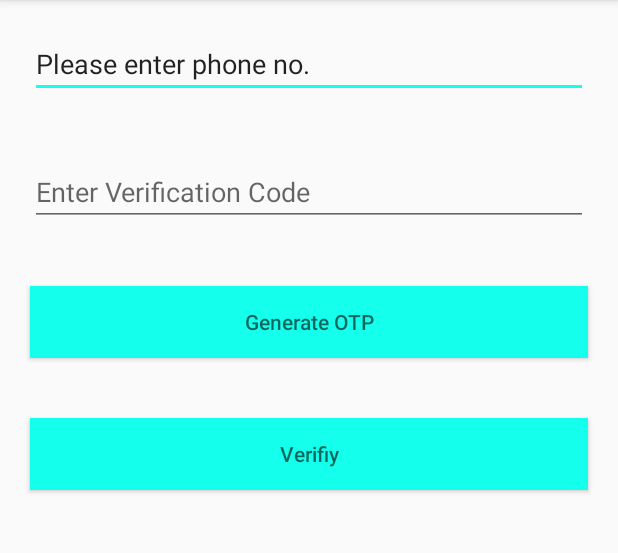
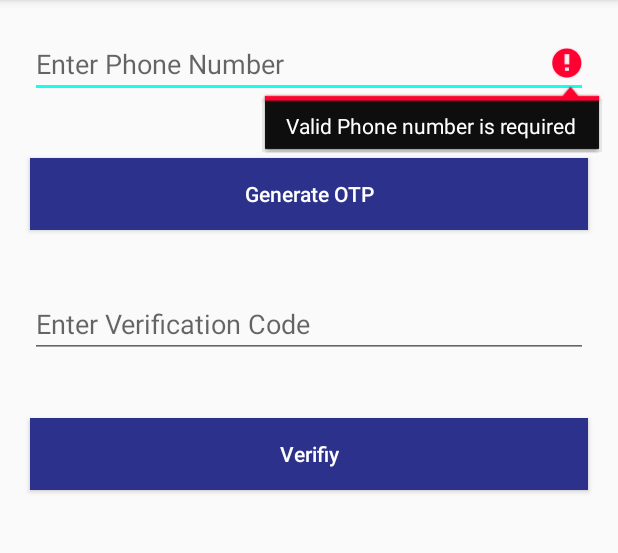
Before and after one commit to majorzabih/ChatBuzzCUI, an Android app: the PhoneAuth screen opened directly, with no data from a screen before it, after a tap on an icon or button, on a phone screen of 412 x 824 dp, the part 84-637 px from its top. Run offline under Robolectric (Android 15) with nearby library versions, the phone set to English and light mode, and no system bars; our stand-ins replace Firebase (no records; nobody signed in at launch, a user with empty details on screens opened directly).

Commit message:
bugs removed

```diff
--- a/app/src/main/java/com/zabih/chatBuzz/Activities/PhoneAuth.java
+++ b/app/src/main/java/com/zabih/chatBuzz/Activities/PhoneAuth.java
@@ -44,11 +44,12 @@ public class PhoneAuth extends AppCompatActivity {
                 phoneNumber = etPhoneNumber.getText().toString();
 
 
-                if(etPhoneNumber.getText().toString().isEmpty())
+                if(etPhoneNumber.getText().toString().isEmpty()|| phoneNumber.length() < 10)
                 {
 
-                    etPhoneNumber.setText("Please enter phone no.");
+                    etPhoneNumber.setError("Valid Phone number is required");
                     etPhoneNumber.requestFocus();
+                    return;
                 }
                 else
 
@@ -74,14 +75,14 @@ public class PhoneAuth extends AppCompatActivity {
                 if(etPhoneNumber.getText().toString().isEmpty())
                 {
 
-                    etPhoneNumber.setText("Please enter phone no.");
+                    etPhoneNumber.setText("Please Enter phone no.");
                     etPhoneNumber.requestFocus();
                 }
 
 
                 if (etOTP.getText().toString().isEmpty()) {
 
-                    etOTP.setError("Please Enter Otp");
+                    etOTP.setError("Please Enter OTP");
                     etOTP.requestFocus();
 
                 }
@@ -135,26 +136,10 @@ public class PhoneAuth extends AppCompatActivity {
             @Override
             public void onVerificationCompleted(PhoneAuthCredential phoneAuthCredential) {
 
-
-
-
-
-
-
                 startActivity(new Intent(PhoneAuth.this, NavDrawer.class));
 
-
-
-
-
-
-
-
-
-
                     Toast.makeText(PhoneAuth.this, "verification Successful", Toast.LENGTH_SHORT).show();
-
-
+                    finish();
             }
 
             @Override
--- a/app/src/main/java/com/zabih/chatBuzz/Activities/SplashScreen.java
+++ b/app/src/main/java/com/zabih/chatBuzz/Activities/SplashScreen.java
@@ -21,6 +21,6 @@ public class SplashScreen extends AppCompatActivity {
                 startActivity(new Intent(SplashScreen.this, SignIn.class));
                 SplashScreen.this.finish();
             }
-        }, 2000);
+        }, 1500);
     }
 }
--- a/app/src/main/java/com/zabih/chatBuzz/Activities/ui/home/HomeFragment.java
+++ b/app/src/main/java/com/zabih/chatBuzz/Activities/ui/home/HomeFragment.java
@@ -138,7 +138,7 @@ public class HomeFragment extends Fragment {
                     mWelcomeText.setText("Welcome: "+myUserInfo.getUsername());
                     if (myUserInfo.getRole().equals("hod")) {
                         mAdmin2.setVisibility(View.VISIBLE);
-                        mAdminTextView2.setVisibility(View.VISIBLE);
+                        mAdmin.setVisibility(View.VISIBLE);
                     }
                     if (myUserInfo.getRole().equals("admin"))
                     {
--- a/app/src/main/res/layout/activity_phone_auth.xml
+++ b/app/src/main/res/layout/activity_phone_auth.xml
@@ -14,6 +14,15 @@
         android:layout_margin="20dp"
         android:hint="Enter Phone Number" />
 
+    <Button
+        android:id="@+id/btn_generate_otp"
+        android:layout_width="match_parent"
+        android:layout_height="wrap_content"
+        android:layout_margin="20dp"
+        android:textColorHint="#fff"
+        android:background="#2c318c"
+        android:hint="Generate OTP" />
+
     <EditText
         android:id="@+id/et_otp"
         android:layout_width="match_parent"
@@ -23,20 +32,13 @@
         android:hint="Enter Verification Code" />
 
     <Button
-        android:id="@+id/btn_generate_otp"
-        android:layout_width="match_parent"
-        android:layout_height="wrap_content"
-        android:layout_margin="20dp"
-        android:background="@color/colorAccent"
-        android:hint="Generate OTP" />
-
-    <Button
         android:id="@+id/btn_sign_in"
         android:layout_width="match_parent"
 
         android:layout_height="wrap_content"
         android:layout_margin="20dp"
-        android:background="@color/colorAccent"
+        android:background="#2c318c"
+        android:textColorHint="#fff"
         android:hint="Verifiy" />
 
 </LinearLayout>
```
Also changed, not shown: app/src/main/java/com/zabih/chatBuzz/Activities/SignUp.java (+4 -4 lines), app/src/main/res/layout/activity_splash_screen.xml (+5 -5 lines), app/src/main/res/drawable-xxhdpi/cbref.png (added).
